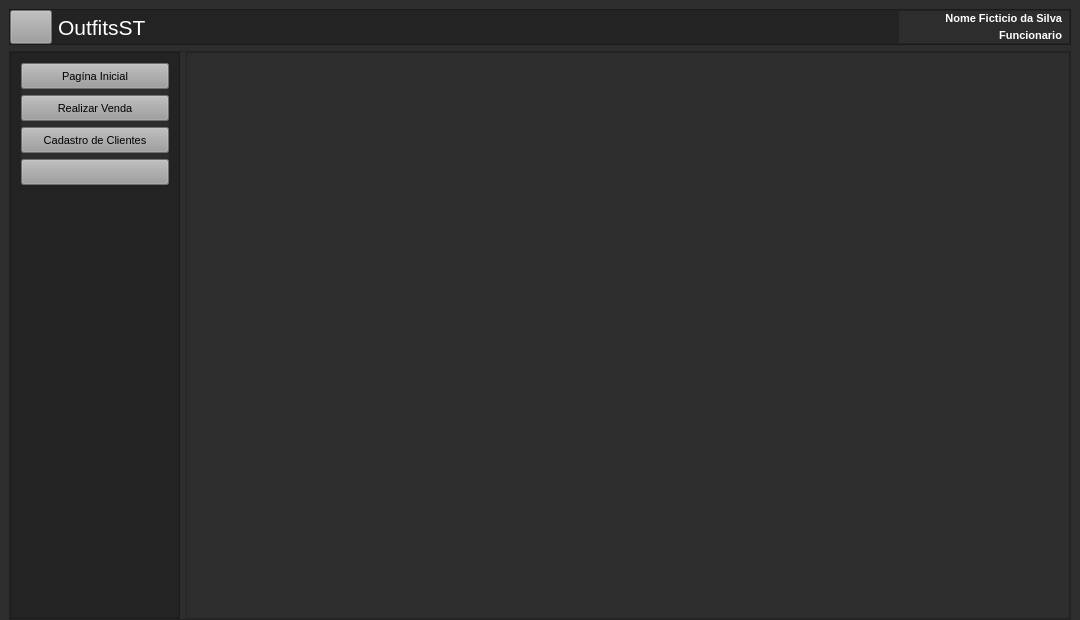
Qt form view/main_window.ui (PedroGregori/Projeto_Integrador--SENAC_BA-2022) before a commit.
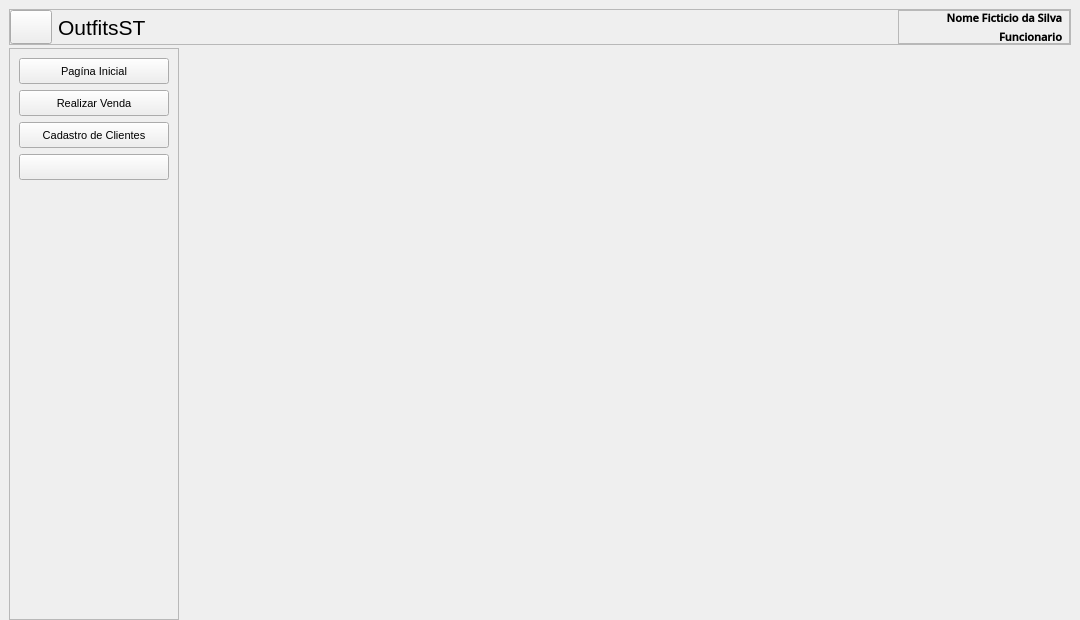
The same form after that commit. Icons and pictures are not drawn.

```diff
--- a/view/main_window.ui
+++ b/view/main_window.ui
@@ -21,34 +21,12 @@
   </property>
   <widget class="QWidget" name="centralwidget">
    <property name="styleSheet">
-    <string notr="true">QWidget{
-	background-color: rgb(45, 45, 45);
-	color: rgb(255, 255, 255);
-}
-
-#frame_dashboard{
-	background-color: rgb(35, 35, 35);
-}
-
-#Top_bar{
-	background-color: rgb(35, 35, 35);
-}
-
-QLabel{
-	color: rgb(255, 255, 255);
-}
-
-#tittle{
-	background-color: rgb(35, 35, 35);
-}
-
-QPushButton{
-	background-color: rgb(156, 156, 156);
-	color: rgb(0, 0, 0);
-}
-</string>
+    <string notr="true"/>
    </property>
    <layout class="QVBoxLayout" name="verticalLayout_2">
+    <property name="spacing">
+     <number>3</number>
+    </property>
     <property name="bottomMargin">
      <number>0</number>
     </property>
@@ -153,13 +131,13 @@
            <number>2</number>
           </property>
           <property name="topMargin">
-           <number>2</number>
+           <number>0</number>
           </property>
           <property name="rightMargin">
            <number>4</number>
           </property>
           <property name="bottomMargin">
-           <number>2</number>
+           <number>0</number>
           </property>
           <item>
            <widget class="QLabel" name="label_13">
@@ -194,6 +172,9 @@
               <height>16777215</height>
              </size>
             </property>
+            <property name="frameShape">
+             <enum>QFrame::NoFrame</enum>
+            </property>
             <layout class="QVBoxLayout" name="verticalLayout_3">
              <property name="leftMargin">
               <number>0</number>
@@ -211,6 +192,7 @@
               <widget class="QLabel" name="label_11">
                <property name="font">
                 <font>
+                 <family>Open Sans SemiBold</family>
                  <pointsize>8</pointsize>
                  <weight>75</weight>
                  <bold>true</bold>
@@ -228,6 +210,7 @@
               <widget class="QLabel" name="label_12">
                <property name="font">
                 <font>
+                 <family>Open Sans SemiBold</family>
                  <pointsize>8</pointsize>
                  <weight>75</weight>
                  <bold>true</bold>
@@ -253,7 +236,7 @@
     <item>
      <widget class="QFrame" name="Content">
       <property name="frameShape">
-       <enum>QFrame::StyledPanel</enum>
+       <enum>QFrame::NoFrame</enum>
       </property>
       <property name="frameShadow">
        <enum>QFrame::Raised</enum>
@@ -295,7 +278,7 @@
           <item>
            <widget class="QFrame" name="frame_buttons">
             <property name="frameShape">
-             <enum>QFrame::StyledPanel</enum>
+             <enum>QFrame::NoFrame</enum>
             </property>
             <property name="frameShadow">
              <enum>QFrame::Raised</enum>
@@ -568,7 +551,7 @@
        <item>
         <widget class="QFrame" name="frame_pages">
          <property name="frameShape">
-          <enum>QFrame::StyledPanel</enum>
+          <enum>QFrame::NoFrame</enum>
          </property>
          <property name="frameShadow">
           <enum>QFrame::Raised</enum>
```
Left out of the diff: 2 changed lines with no effect on the pictures.
